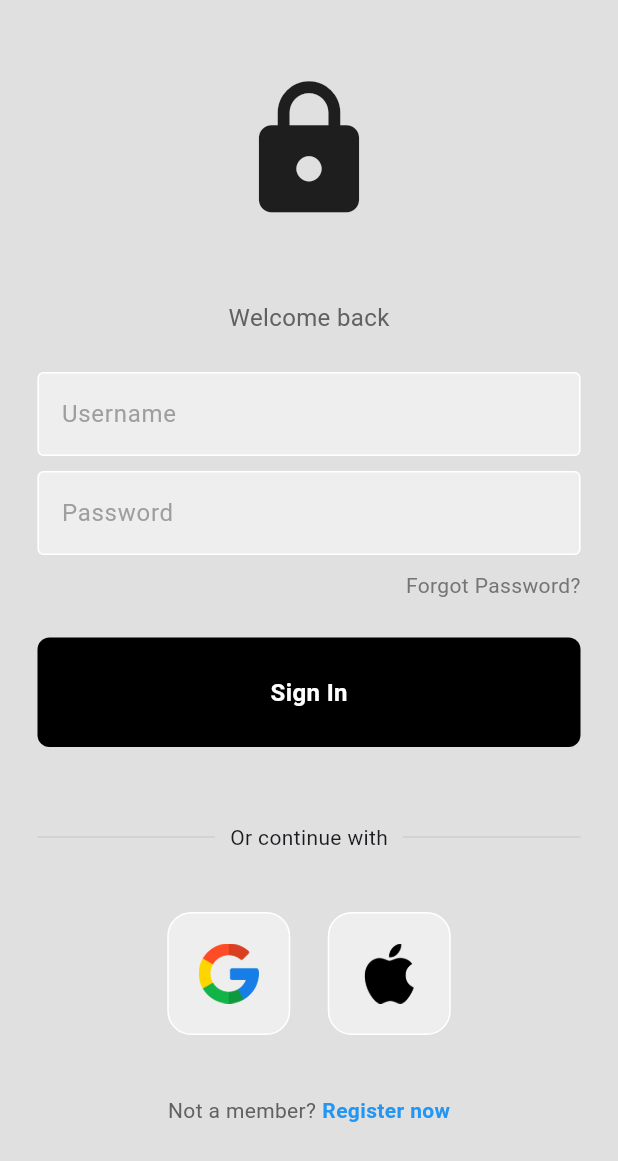
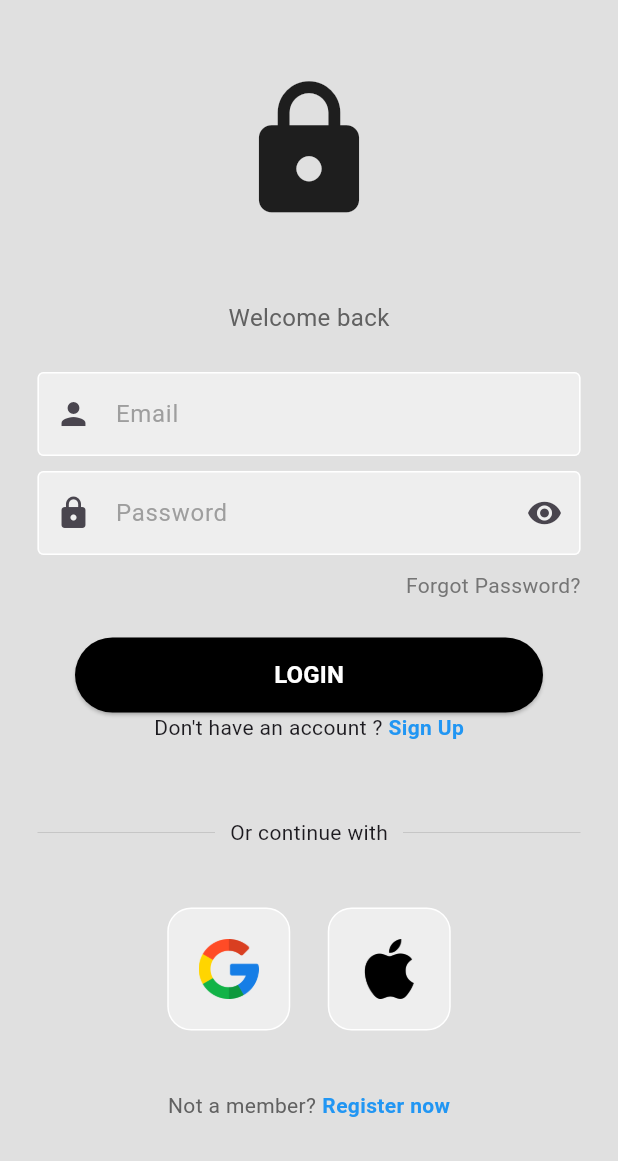
Before and after one commit to anilantony49/login_page, a Flutter app: the screen it shows after launch, on a phone screen of 412 x 824 dp. Shown: the top 1161 px of the screen. Run offline on Flutter 3.47's test engine with Material 2 defaults, Android fonts, the phone set to English and light mode, and no system bars.

Commit message:
login page finished

```diff
--- a/lib/components/my_button.dart
+++ b/lib/components/my_button.dart
@@ -1,28 +1,34 @@
 import 'package:flutter/material.dart';
+import 'package:login_page/homepage/homepage.dart';
 
 class MyButton extends StatelessWidget {
- final  Function()?onTap;
-  const MyButton({super.key,required this.onTap});
+  final Function()? onTap;
+  const MyButton({super.key, required this.onTap});
 
   @override
   Widget build(BuildContext context) {
-    return GestureDetector(
-      onTap: onTap,
-      child: Container(
-        padding: const EdgeInsets.all(25),
-        margin: const EdgeInsets.symmetric(horizontal: 25),
-        decoration: BoxDecoration(
-          color: Colors.black,
-          borderRadius: BorderRadius.circular(8),
+    return Container(
+      // decoration: BoxDecoration(borderRadius: BorderRadius.circular(1000)),
+      height: 50,
+      // width: 500,
+      margin: const EdgeInsets.symmetric(horizontal:50),
+      child: ElevatedButton(
+        onPressed: () {
+         Navigator.push(context, MaterialPageRoute(builder: (context)=> HomePage()));
+        },
+        style: ButtonStyle(
+          backgroundColor: MaterialStateProperty.all(Colors.black),
+              // minimumSize: MaterialStateProperty.all(Size(double.infinity, 20)), // Set the desired height
 
         ),
         child: const Center(
-          child: Text('Sign In',
-          style: TextStyle(
-            color: Colors.white,
-            fontWeight: FontWeight.bold,
-            fontSize: 16
-          ),),
+          child: Text(
+            'LOGIN',
+            style: TextStyle(
+                color: Colors.white,
+                fontWeight: FontWeight.bold,
+                fontSize: 16),
+          ),
         ),
       ),
     );
--- a/lib/components/my_textfield.dart
+++ b/lib/components/my_textfield.dart
@@ -4,8 +4,11 @@ class MyTextField extends StatelessWidget {
   final controller;
   final String hintext;
   final bool obscureText;
+  final TextInputType? keybordType;
+  final Widget preffixIcon;
+  final Widget? suffixIcon;
 
-  const MyTextField({super.key,required this.controller, required this.hintext, required this.obscureText});
+  const MyTextField({super.key,required this.controller, required this.hintext, required this.obscureText, this.keybordType, required this.preffixIcon,  this.suffixIcon});
 
   @override
   Widget build(BuildContext context) {
@@ -15,6 +18,8 @@ class MyTextField extends StatelessWidget {
         controller: controller,
         obscureText: obscureText,
         decoration: InputDecoration(
+          prefixIcon:preffixIcon,
+          suffixIcon: suffixIcon,
             enabledBorder: const OutlineInputBorder(
               borderSide: BorderSide(color: Colors.white),
             ),
--- a/lib/login_page.dart
+++ b/lib/login_page.dart
@@ -1,7 +1,9 @@
+
 import 'package:flutter/material.dart';
 import 'package:login_page/components/my_button.dart';
 import 'package:login_page/components/my_textfield.dart';
 import 'package:login_page/components/square_tile.dart';
+import 'package:login_page/homepage/homepage.dart';
 
 class LoginPage extends StatelessWidget {
   LoginPage({super.key});
@@ -11,8 +13,7 @@ class LoginPage extends StatelessWidget {
   final usernameController = TextEditingController();
   final passwordController = TextEditingController();
 
-  // Sign user in method
-  void signUserIn() {}
+
 
   @override
   Widget build(BuildContext context) {
@@ -42,14 +43,25 @@ class LoginPage extends StatelessWidget {
                   height: 25,
                 ),
                 MyTextField(
+
+                  preffixIcon: const Padding(
+                    padding: EdgeInsets.all(8.0),
+                    child: Icon(Icons.person),
+                  ),
                   controller: usernameController,
                   obscureText: false,
-                  hintext: 'Username',
+                  hintext: 'Email',
+                  keybordType: TextInputType.name,
                 ),
                 const SizedBox(
                   height: 10,
                 ),
                 MyTextField(
+                  preffixIcon: const Padding(
+                    padding: EdgeInsets.all(8.0),
+                    child: Icon(Icons.lock),
+                  ),
+                  suffixIcon: const Icon(Icons.visibility),
                   controller: passwordController,
                   hintext: 'Password',
                   obscureText: true,
@@ -73,8 +85,16 @@ class LoginPage extends StatelessWidget {
                   height: 25,
                 ),
                 MyButton(
-                  onTap: signUserIn,
+                  onTap: signUserIn(),
                 ),
+                Row(
+                  mainAxisAlignment: MainAxisAlignment.center,
+                  children: [
+                     Text("Don't have an account ?"),
+                Text(' Sign Up',style: TextStyle(color: Colors.blue,fontWeight:FontWeight.bold,),),
+                  ],
+                ),
+
                 const SizedBox(
                   height: 50,
                 ),
@@ -151,3 +171,6 @@ class LoginPage extends StatelessWidget {
     );
   }
 }
+ // Sign user in method
+   signUserIn() {
+  }
```
Also changed, not shown: lib/homepage/homepage.dart (added, +33 -0 lines).
